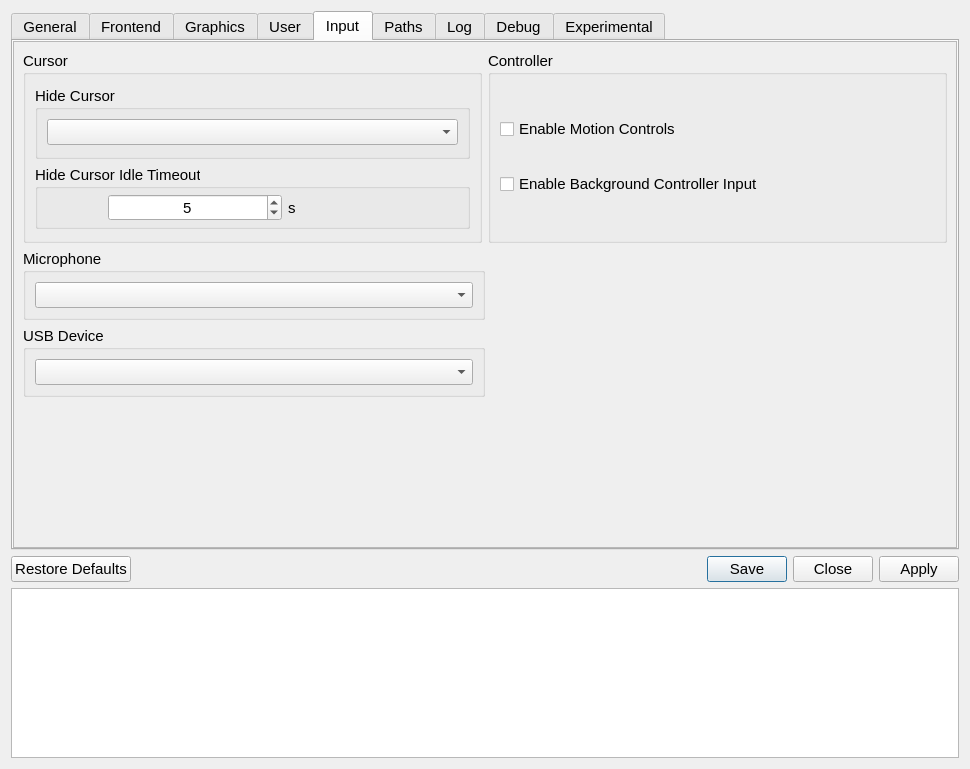
Old version of the form src/qt_gui/settings_dialog.ui in the repository shadps4-emu/shadps4-qtlauncher.
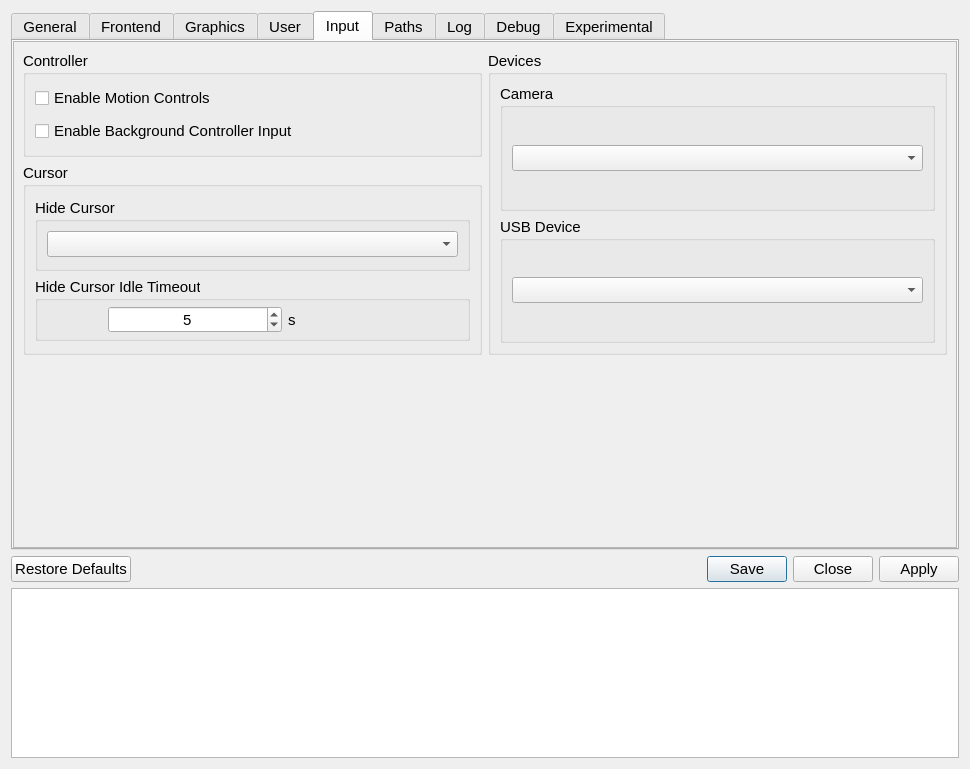
New version of the form. The open tabs and pages were chosen to show the change. Icons and pictures are not drawn.

Commit message:
Settings Dialog: add audio backend and camera settings + misc fixes (#290)
* Initial commit, no saving and loading yet

* add saving and loading

* Put mic device with other audio devices

* revert to s32 camera ID, add camera savings and loading

* fix cursor timeout

What changed in the file:
```diff
--- a/src/qt_gui/settings_dialog.ui
+++ b/src/qt_gui/settings_dialog.ui
@@ -59,7 +59,7 @@
       </size>
      </property>
      <property name="currentIndex">
-      <number>5</number>
+      <number>0</number>
      </property>
      <property name="usesScrollButtons">
       <bool>true</bool>
@@ -80,7 +80,7 @@
          <height>505</height>
         </rect>
        </property>
-       <layout class="QVBoxLayout" name="generalTabVLayout" stretch="0">
+       <layout class="QVBoxLayout" name="generalTabVLayout" stretch="0,0">
         <item>
          <layout class="QHBoxLayout" name="horizontalLayout_8">
           <item>
@@ -118,6 +118,49 @@
                  </layout>
                 </widget>
                </item>
+               <item>
+                <widget class="QGroupBox" name="emulatorSettingsGroupBox">
+                 <property name="sizePolicy">
+                  <sizepolicy hsizetype="Preferred" vsizetype="Preferred">
+                   <horstretch>0</horstretch>
+                   <verstretch>0</verstretch>
+                  </sizepolicy>
+                 </property>
+                 <property name="title">
+                  <string>Miscellaneous</string>
+                 </property>
+                 <property name="flat">
+                  <bool>false</bool>
+                 </property>
+                 <property name="checkable">
+                  <bool>false</bool>
+                 </property>
+                 <layout class="QVBoxLayout" name="additionalSettingsVLayout" stretch="0">
+                  <property name="spacing">
+                   <number>6</number>
+                  </property>
+                  <property name="leftMargin">
+                   <number>9</number>
+                  </property>
+                  <property name="topMargin">
+                   <number>9</number>
+                  </property>
+                  <property name="rightMargin">
+                   <number>9</number>
+                  </property>
+                  <property name="bottomMargin">
+                   <number>9</number>
+                  </property>
+                  <item>
+                   <widget class="QCheckBox" name="showSplashCheckBox">
+                    <property name="text">
+                     <string>Show Splash Screen When Launching Game</string>
+                    </property>
+                   </widget>
+                  </item>
+                 </layout>
+                </widget>
+               </item>
                <item>
                 <widget class="QGroupBox" name="volumeSliderElement">
                  <property name="title">
@@ -202,19 +245,6 @@
               </layout>
              </widget>
             </item>
-            <item>
-             <spacer name="verticalSpacer_3">
-              <property name="orientation">
-               <enum>Qt::Orientation::Vertical</enum>
-              </property>
-              <property name="sizeHint" stdset="0">
-               <size>
-                <width>20</width>
-                <height>40</height>
-               </size>
-              </property>
-             </spacer>
-            </item>
            </layout>
           </item>
           <item>
@@ -229,6 +259,38 @@
              <number>0</number>
             </property>
             <item>
+             <widget class="QGroupBox" name="groupBox_3">
+              <property name="title">
+               <string>Audio</string>
+              </property>
+              <layout class="QVBoxLayout" name="verticalLayout_19">
+               <item>
+                <widget class="QGroupBox" name="audioBackendGroupBox">
+                 <property name="title">
+                  <string>Audio Backend</string>
+                 </property>
+                 <layout class="QVBoxLayout" name="verticalLayout_18">
+                  <item>
+                   <widget class="QComboBox" name="audioBackendComboBox">
+                    <property name="currentText">
+                     <string notr="true">SDL</string>
+                    </property>
+                    <item>
+                     <property name="text">
+                      <string notr="true">SDL</string>
+                     </property>
+                    </item>
+                    <item>
+                     <property name="text">
+                      <string notr="true">OpenAL</string>
+                     </property>
+                    </item>
+                   </widget>
+                  </item>
+                 </layout>
+                </widget>
+               </item>
+               <item>
              <widget class="QGroupBox" name="GenAudioGroupBox">
               <property name="sizePolicy">
                <sizepolicy hsizetype="Expanding" vsizetype="Preferred">
@@ -259,50 +321,26 @@
              </widget>
             </item>
             <item>
-             <widget class="QGroupBox" name="emulatorSettingsGroupBox">
-              <property name="sizePolicy">
-               <sizepolicy hsizetype="Preferred" vsizetype="Preferred">
-                <horstretch>0</horstretch>
-                <verstretch>0</verstretch>
-               </sizepolicy>
-              </property>
+                <widget class="QGroupBox" name="micGroupBox">
               <property name="title">
-               <string>Miscellaneous</string>
-              </property>
-              <property name="flat">
-               <bool>false</bool>
-              </property>
-              <property name="checkable">
-               <bool>false</bool>
-              </property>
-              <layout class="QVBoxLayout" name="additionalSettingsVLayout" stretch="0">
-               <property name="spacing">
-                <number>6</number>
-               </property>
-               <property name="leftMargin">
-                <number>9</number>
-               </property>
-               <property name="topMargin">
-                <number>9</number>
-               </property>
-               <property name="rightMargin">
-                <number>9</number>
-               </property>
-               <property name="bottomMargin">
-                <number>9</number>
-               </property>
+                  <string>Mic Device</string>
+                 </property>
+                 <layout class="QVBoxLayout" name="verticalLayout_16">
                <item>
-                <widget class="QCheckBox" name="showSplashCheckBox">
-                 <property name="text">
-                  <string>Show Splash Screen When Launching Game</string>
-                 </property>
+                   <widget class="QComboBox" name="micComboBox"/>
+                  </item>
+                 </layout>
                 </widget>
                </item>
               </layout>
              </widget>
             </item>
+           </layout>
+          </item>
+         </layout>
+        </item>
             <item>
-             <spacer name="verticalSpacer_4">
+         <spacer name="verticalSpacer_3">
               <property name="orientation">
                <enum>Qt::Orientation::Vertical</enum>
               </property>
@@ -313,10 +351,6 @@
                </size>
               </property>
              </spacer>
-            </item>
-           </layout>
-          </item>
-         </layout>
         </item>
        </layout>
       </widget>
@@ -1483,19 +1517,69 @@
          <height>505</height>
         </rect>
        </property>
-       <layout class="QVBoxLayout" name="inputTabVLayout" stretch="0,0,0">
+       <layout class="QVBoxLayout" name="inputTabVLayout" stretch="0,0">
         <item>
-         <layout class="QHBoxLayout" name="inputTabHLayoutTop" stretch="1,1">
+         <layout class="QHBoxLayout" name="inputTabHLayout" stretch="0,0">
           <item>
-           <layout class="QVBoxLayout" name="cursorTabLayoutLeft">
+           <layout class="QVBoxLayout" name="inputTabVLayoutLeft">
+            <item>
+             <widget class="QGroupBox" name="ControllerGroupBox">
+              <property name="sizePolicy">
+               <sizepolicy hsizetype="Expanding" vsizetype="Preferred">
+                <horstretch>0</horstretch>
+                <verstretch>0</verstretch>
+               </sizepolicy>
+              </property>
+              <property name="title">
+               <string>Controller</string>
+              </property>
+              <property name="alignment">
+               <set>Qt::AlignmentFlag::AlignLeading|Qt::AlignmentFlag::AlignLeft|Qt::AlignmentFlag::AlignTop</set>
+              </property>
+              <property name="flat">
+               <bool>false</bool>
+              </property>
+              <layout class="QVBoxLayout" name="ControllerLayout">
             <property name="spacing">
-             <number>6</number>
+                <number>9</number>
+               </property>
+               <property name="topMargin">
+                <number>11</number>
             </property>
             <property name="bottomMargin">
-             <number>0</number>
-            </property>
-            <item alignment="Qt::AlignmentFlag::AlignTop">
+                <number>11</number>
+               </property>
+               <item>
+                <widget class="QCheckBox" name="motionControlsCheckBox">
+                 <property name="sizePolicy">
+                  <sizepolicy hsizetype="Minimum" vsizetype="Maximum">
+                   <horstretch>0</horstretch>
+                   <verstretch>0</verstretch>
+                  </sizepolicy>
+                 </property>
+                 <property name="text">
+                  <string>Enable Motion Controls</string>
+                 </property>
+                </widget>
+               </item>
+               <item>
+                <widget class="QCheckBox" name="backgroundControllerCheckBox">
+                 <property name="text">
+                  <string>Enable Background Controller Input</string>
+                 </property>
+                </widget>
+               </item>
+              </layout>
+             </widget>
+            </item>
+            <item>
              <widget class="QGroupBox" name="cursorGroupBox">
+              <property name="sizePolicy">
+               <sizepolicy hsizetype="Expanding" vsizetype="Preferred">
+                <horstretch>0</horstretch>
+                <verstretch>0</verstretch>
+               </sizepolicy>
+              </property>
               <property name="title">
                <string>Cursor</string>
               </property>
@@ -1640,85 +1724,27 @@
            </layout>
           </item>
           <item>
-           <layout class="QVBoxLayout" name="ControllerTabLayoutMiddle">
-            <item>
-             <widget class="QGroupBox" name="ControllerGroupBox">
-              <property name="sizePolicy">
-               <sizepolicy hsizetype="MinimumExpanding" vsizetype="Preferred">
-                <horstretch>0</horstretch>
-                <verstretch>0</verstretch>
-               </sizepolicy>
-              </property>
-              <property name="title">
-               <string>Controller</string>
-              </property>
-              <property name="alignment">
-               <set>Qt::AlignmentFlag::AlignLeading|Qt::AlignmentFlag::AlignLeft|Qt::AlignmentFlag::AlignTop</set>
-              </property>
-              <property name="flat">
-               <bool>false</bool>
-              </property>
-              <layout class="QVBoxLayout" name="ControllerLayout">
+           <layout class="QVBoxLayout" name="inputTabVLayoutRight">
                <property name="spacing">
-                <number>0</number>
-               </property>
-               <property name="topMargin">
-                <number>11</number>
+             <number>6</number>
                </property>
                <property name="bottomMargin">
-                <number>11</number>
-               </property>
-               <item>
-                <widget class="QCheckBox" name="motionControlsCheckBox">
-                 <property name="sizePolicy">
-                  <sizepolicy hsizetype="Minimum" vsizetype="Maximum">
-                   <horstretch>0</horstretch>
-                   <verstretch>0</verstretch>
-                  </sizepolicy>
-                 </property>
-                 <property name="text">
-                  <string>Enable Motion Controls</string>
-                 </property>
-                </widget>
-               </item>
-               <item>
-                <widget class="QCheckBox" name="backgroundControllerCheckBox">
-                 <property name="text">
-                  <string>Enable Background Controller Input</string>
-                 </property>
-                </widget>
-               </item>
-              </layout>
-             </widget>
-            </item>
-           </layout>
-          </item>
-         </layout>
-        </item>
-        <item>
-         <layout class="QHBoxLayout" name="inputTabHLayoutBottom">
-          <property name="topMargin">
            <number>0</number>
           </property>
           <item>
-           <layout class="QHBoxLayout" name="micTabLayoutLeft"/>
-          </item>
-          <item>
-           <layout class="QVBoxLayout" name="verticalLayout_16">
-            <item>
-             <widget class="QGroupBox" name="MicGroupBox">
-              <property name="sizePolicy">
-               <sizepolicy hsizetype="Expanding" vsizetype="Preferred">
-                <horstretch>0</horstretch>
-                <verstretch>0</verstretch>
-               </sizepolicy>
+             <widget class="QGroupBox" name="groupBox">
+              <property name="title">
+               <string>Devices</string>
               </property>
+              <layout class="QVBoxLayout" name="verticalLayout_6">
+               <item>
+                <widget class="QGroupBox" name="cameraGroupBox">
               <property name="title">
-               <string>Microphone</string>
-              </property>
-              <layout class="QHBoxLayout" name="horizontalLayout_7">
+                  <string>Camera</string>
+                 </property>
+                 <layout class="QVBoxLayout" name="verticalLayout_17">
                <item>
-                <widget class="QComboBox" name="micComboBox"/>
+                   <widget class="QComboBox" name="cameraComboBox"/>
                </item>
               </layout>
              </widget>
@@ -1742,24 +1768,14 @@
              </widget>
             </item>
            </layout>
-          </item>
-          <item>
-           <spacer name="horizontalSpacer_8">
-            <property name="orientation">
-             <enum>Qt::Orientation::Horizontal</enum>
-            </property>
-            <property name="sizeHint" stdset="0">
-             <size>
-              <width>40</width>
-              <height>20</height>
-             </size>
-            </property>
-           </spacer>
+             </widget>
+            </item>
+           </layout>
           </item>
          </layout>
         </item>
         <item>
-         <spacer name="verticalSpacer_11">
+         <spacer name="verticalSpacer_8">
           <property name="orientation">
            <enum>Qt::Orientation::Vertical</enum>
           </property>
```
Lines whose indentation alone changed are shown as unchanged. The commit also changes 6 other files.
